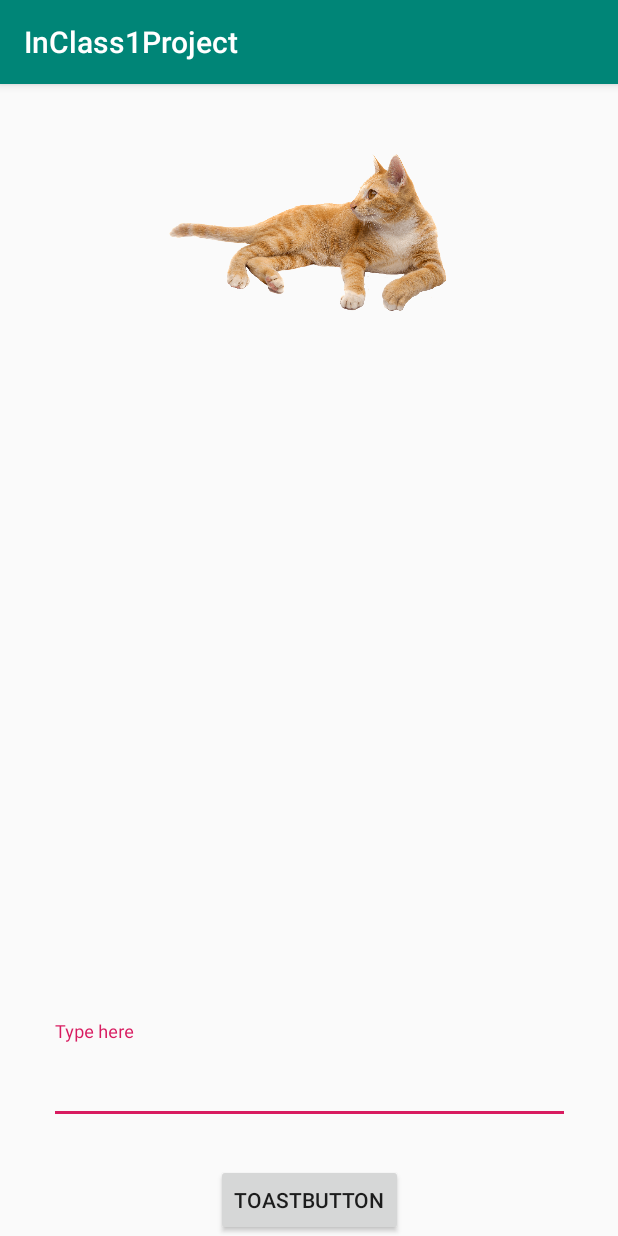
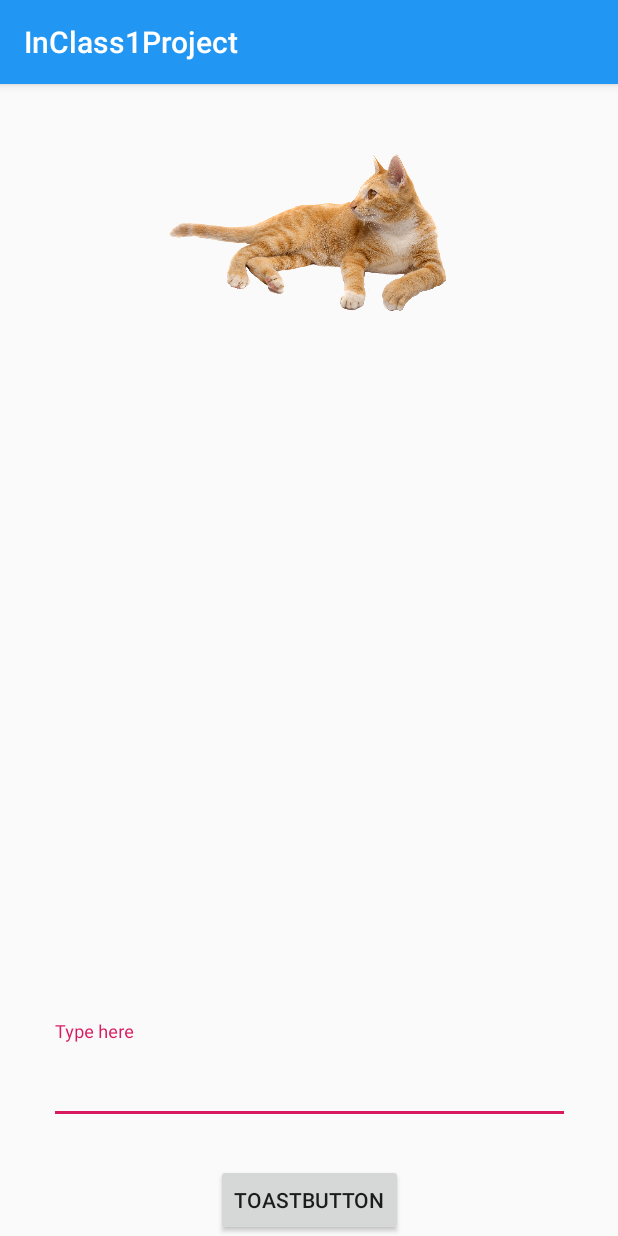
Before and after one commit to Gurkaran-Padda/InClassProject, an Android app: the screen it shows after launch (MainActivity), on a phone screen of 412 x 824 dp. Run offline under Robolectric (Android 15) with nearby library versions, the phone set to English and light mode, and no system bars.

Commit message:
Added Splash Screen

```diff
--- a/app/src/main/AndroidManifest.xml
+++ b/app/src/main/AndroidManifest.xml
@@ -9,13 +9,17 @@
         android:roundIcon="@mipmap/ic_launcher_round"
         android:supportsRtl="true"
         android:theme="@style/AppTheme">
-        <activity android:name=".MainActivity">
+        <activity android:name=".SplashScreen"
+            android:theme="@style/SplashScreen">
             <intent-filter>
                 <action android:name="android.intent.action.MAIN" />
 
                 <category android:name="android.intent.category.LAUNCHER" />
             </intent-filter>
         </activity>
+        <activity android:name=".MainActivity"
+            android:theme="@style/AppTheme">
+        </activity>
     </application>
 
 </manifest>
--- a/app/src/main/java/com/ceng319/week3/MainActivity.java
+++ b/app/src/main/java/com/ceng319/week3/MainActivity.java
@@ -1,16 +1,20 @@
 package com.ceng319.week3;
 
+import android.content.Intent;
 import android.support.v7.app.AppCompatActivity;
 import android.os.Bundle;
+import android.os.Handler;
 import android.view.View;
 import android.widget.Button;
 import android.widget.Toast;
 
 public class MainActivity extends AppCompatActivity {
-
+    //Toast Button
     protected Button myButton;
     String myString = "Hello this is my first android APP";
 
+    //Splash Screen time delay
+     private static int splash_delay = 300;
     @Override
     protected void onCreate(Bundle savedInstanceState) {
         super.onCreate(savedInstanceState);
@@ -25,5 +29,7 @@ public class MainActivity extends AppCompatActivity {
                 Toast.makeText(getApplicationContext(),myString,Toast.LENGTH_LONG).show();
             }
         });
+
+
     }
 }
--- /dev/null
+++ b/app/src/main/java/com/ceng319/week3/SplashScreen.java
@@ -0,0 +1,15 @@
+package com.ceng319.week3;
+
+import android.content.Intent;
+import android.os.Bundle;
+import android.support.annotation.Nullable;
+import android.support.v7.app.AppCompatActivity;
+
+public class SplashScreen extends AppCompatActivity {
+    @Override
+    protected void onCreate(@Nullable Bundle savedInstanceState) {
+        super.onCreate(savedInstanceState);
+
+        startActivity(new Intent(this,MainActivity.class));
+    }
+}
--- a/app/src/main/res/values/colors.xml
+++ b/app/src/main/res/values/colors.xml
@@ -1,6 +1,7 @@
 <?xml version="1.0" encoding="utf-8"?>
 <resources>
-    <color name="colorPrimary">#008577</color>
+    <color name="colorPrimary">#2196F3</color>
     <color name="colorPrimaryDark">#00574B</color>
     <color name="colorAccent">#D81B60</color>
+    <color name="white">#FFFFFF</color>
 </resources>
--- a/app/src/main/res/values/strings.xml
+++ b/app/src/main/res/values/strings.xml
@@ -3,4 +3,6 @@
     <string name="button">ToastButton</string>
     <string name="hint">Type here</string>
     <string name="todo">TODO</string>
+    <string name="welcome_to_my_app">Welcome to my App!</string>
+    <string name="welcome">Welcome!</string>
 </resources>
--- a/app/src/main/res/values/styles.xml
+++ b/app/src/main/res/values/styles.xml
@@ -8,4 +8,7 @@
         <item name="colorAccent">@color/colorAccent</item>
     </style>
 
+    <style name="SplashScreen" parent="Theme.AppCompat.Light.NoActionBar">
+            <item name="android:windowBackground">@drawable/background_splashscreen</item>
+    </style>
 </resources>
```
Also changed, not shown: app/src/main/res/drawable/splashscreenlogo.jpg (added).
